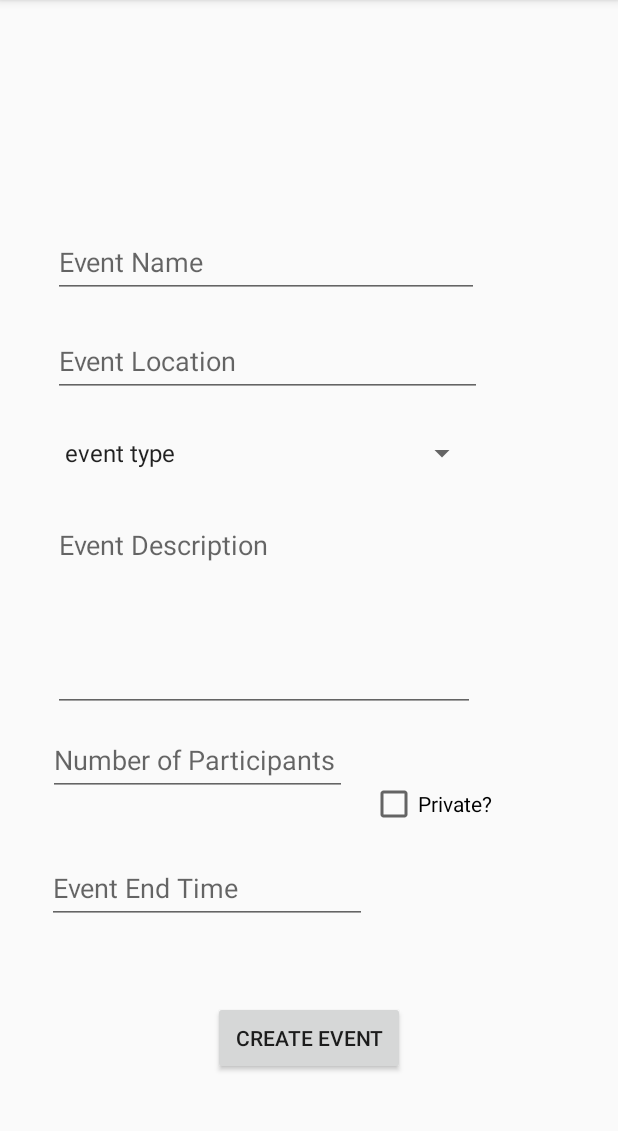
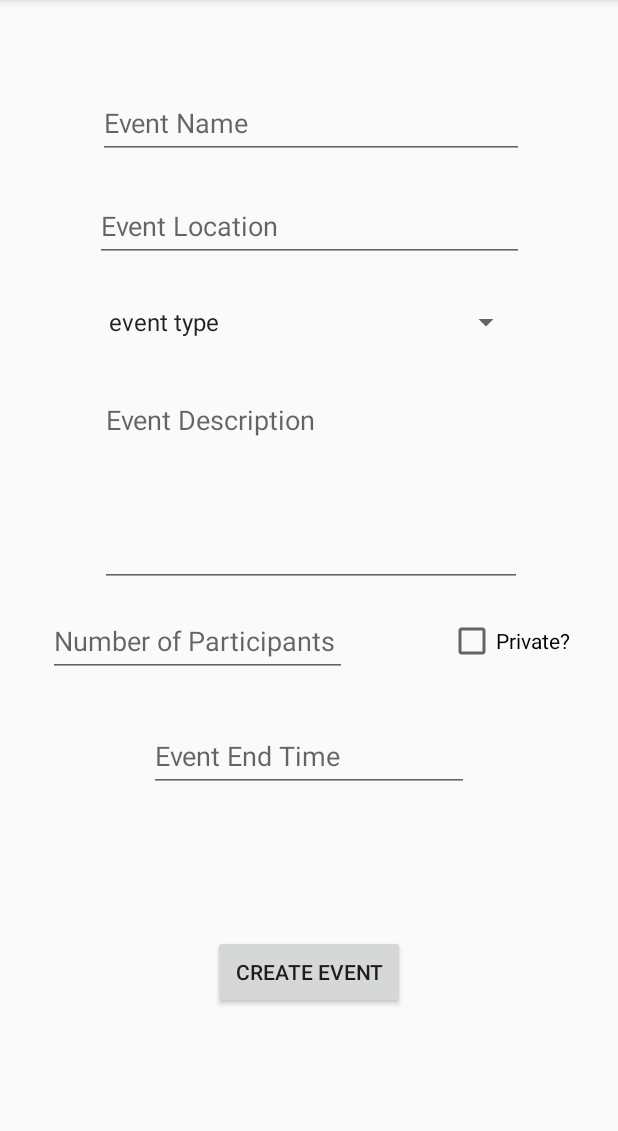
Before and after one commit to gray1273/ComeMeetMe, an Android app: the fragment NewEventFragment placed in its activity, on a phone screen of 412 x 824 dp, the part 84-1215 px from its top. Run offline under Robolectric (Android 15) with nearby library versions, the phone set to English and light mode, and no system bars; our stand-ins replace Firebase (no records; nobody signed in at launch, a user with empty details on screens opened directly).

Commit message:
Added the ability to go from login to new event creation, as well as the ability to add new events to the database. More to come for the login

```diff
--- a/app/build.gradle
+++ b/app/build.gradle
@@ -4,6 +4,7 @@ apply plugin: 'com.google.gms.google-services'
 android {
     compileSdkVersion 31
     buildToolsVersion "31.0.0"
+    dataBinding.enabled = true
     defaultConfig {
         applicationId "com.example.comemeetme"
         minSdkVersion 16
--- a/app/src/main/java/com/example/comemeetme/MainActivity.java
+++ b/app/src/main/java/com/example/comemeetme/MainActivity.java
@@ -13,13 +13,14 @@ public class MainActivity extends AppCompatActivity {
     protected void onCreate(Bundle savedInstanceState) {
         super.onCreate(savedInstanceState);
         setContentView(R.layout.activity_main);
-
-
         getSupportFragmentManager().beginTransaction()
                 .setReorderingAllowed(true)
                 .add(R.id.fragment_container_view, LoginFragment.class, null)
                 .commit();
+
+
     }
+
     @Override
     protected void onPause() {
         Log.i("Main Activity","Triggered onPause for main activity");
--- a/app/src/main/java/com/example/comemeetme/ui/login/LoginFragment.java
+++ b/app/src/main/java/com/example/comemeetme/ui/login/LoginFragment.java
@@ -3,6 +3,7 @@ package com.example.comemeetme.ui.login;
 import android.os.Bundle;
 import android.text.Editable;
 import android.text.TextWatcher;
+import android.util.Log;
 import android.view.KeyEvent;
 import android.view.LayoutInflater;
 import android.view.View;
@@ -119,7 +120,8 @@ public class LoginFragment extends Fragment {
         loginButton.setOnClickListener(new View.OnClickListener() {
             @Override
             public void onClick(View v) {
-                getParentFragmentManager().beginTransaction().replace(R.id.fragment_container_view, NewEventFragment.class, null);
+                Log.i("Log in", "Clicked login button");
+                getParentFragmentManager().beginTransaction().replace(R.id.fragment_container_view, NewEventFragment.class, null).commit();
             }
         });
     }
--- a/app/src/main/res/layout/fragment_new_event.xml
+++ b/app/src/main/res/layout/fragment_new_event.xml
@@ -10,7 +10,7 @@
     <!-- TODO: Update blank fragment layout -->
 
     <EditText
-        android:id="@+id/editTextTextEventName"
+        android:id="@+id/editTextEventName"
         android:layout_width="284dp"
         android:layout_height="48dp"
         android:ems="10"
@@ -18,10 +18,10 @@
         android:inputType="textPersonName"
         app:layout_constraintBottom_toBottomOf="parent"
         app:layout_constraintEnd_toEndOf="parent"
-        app:layout_constraintHorizontal_bias="0.275"
+        app:layout_constraintHorizontal_bias="0.51"
         app:layout_constraintStart_toStartOf="parent"
         app:layout_constraintTop_toTopOf="parent"
-        app:layout_constraintVertical_bias="0.209" />
+        app:layout_constraintVertical_bias="0.081" />
 
     <EditText
         android:id="@+id/editTextTextPostalAddress"
@@ -32,9 +32,8 @@
         android:inputType="textPostalAddress"
         app:layout_constraintBottom_toBottomOf="parent"
         app:layout_constraintEnd_toEndOf="parent"
-        app:layout_constraintHorizontal_bias="0.279"
         app:layout_constraintStart_toStartOf="parent"
-        app:layout_constraintTop_toBottomOf="@+id/editTextTextEventName"
+        app:layout_constraintTop_toBottomOf="@+id/editTextEventName"
         app:layout_constraintVertical_bias="0.034" />
 
     <Spinner
@@ -43,7 +42,6 @@
         android:layout_height="48dp"
         app:layout_constraintBottom_toBottomOf="parent"
         app:layout_constraintEnd_toEndOf="parent"
-        app:layout_constraintHorizontal_bias="0.273"
         app:layout_constraintStart_toStartOf="parent"
         app:layout_constraintTop_toBottomOf="@+id/editTextTextPostalAddress"
         app:layout_constraintVertical_bias="0.029"
@@ -59,7 +57,7 @@
         android:inputType="textMultiLine"
         app:layout_constraintBottom_toBottomOf="parent"
         app:layout_constraintEnd_toEndOf="parent"
-        app:layout_constraintHorizontal_bias="0.269"
+        app:layout_constraintHorizontal_bias="0.51"
         app:layout_constraintStart_toStartOf="parent"
         app:layout_constraintTop_toBottomOf="@+id/spinner"
         app:layout_constraintVertical_bias="0.047" />
@@ -70,7 +68,7 @@
         android:layout_height="48dp"
         android:layout_marginStart="32dp"
         android:layout_marginLeft="32dp"
-        android:layout_marginTop="8dp"
+        android:layout_marginTop="12dp"
         android:ems="10"
         android:hint="Number of Participants"
         android:inputType="number"
@@ -81,13 +79,20 @@
         android:id="@+id/checkBox"
         android:layout_width="wrap_content"
         android:layout_height="wrap_content"
-        android:layout_marginEnd="84dp"
-        android:layout_marginRight="84dp"
+        android:layout_marginStart="8dp"
+        android:layout_marginLeft="8dp"
+        android:layout_marginTop="12dp"
+        android:layout_marginEnd="32dp"
+        android:layout_marginRight="32dp"
         android:layout_marginBottom="208dp"
         android:minHeight="48dp"
         android:text="Private?"
         app:layout_constraintBottom_toBottomOf="parent"
-        app:layout_constraintEnd_toEndOf="parent" />
+        app:layout_constraintEnd_toEndOf="parent"
+        app:layout_constraintHorizontal_bias="1.0"
+        app:layout_constraintStart_toEndOf="@+id/editTextNumber"
+        app:layout_constraintTop_toBottomOf="@+id/editTextEventDescriptionMultiLine"
+        app:layout_constraintVertical_bias="0.0" />
 
     <EditText
         android:id="@+id/editTextTime"
@@ -100,11 +105,12 @@
         android:minHeight="48dp"
         app:layout_constraintBottom_toBottomOf="parent"
         app:layout_constraintEnd_toEndOf="parent"
-        app:layout_constraintHorizontal_bias="0.159"
-        app:layout_constraintStart_toStartOf="parent" />
+        app:layout_constraintStart_toStartOf="parent"
+        app:layout_constraintTop_toBottomOf="@+id/editTextNumber"
+        app:layout_constraintVertical_bias="0.244" />
 
     <Button
-        android:id="@+id/button"
+        android:id="@+id/buttonCreateEvent"
         android:layout_width="128dp"
         android:layout_height="49dp"
         android:text="CREATE EVENT"
@@ -114,4 +120,12 @@
         app:layout_constraintStart_toStartOf="parent"
         app:layout_constraintTop_toBottomOf="@+id/editTextTime" />
 
+    <TextView
+        android:id="@+id/HelperForSpinner"
+        android:layout_width="wrap_content"
+        android:layout_height="wrap_content"
+        android:visibility="gone"
+        tools:layout_editor_absoluteX="34dp"
+        tools:layout_editor_absoluteY="689dp" />
+
 </androidx.constraintlayout.widget.ConstraintLayout>
```
Also changed, not shown: app/src/main/java/com/example/comemeetme/NewEventFragment.java (+94 -0 lines), app/src/main/java/com/example/comemeetme/SpinnerActivity.java (added, +25 -0 lines).
